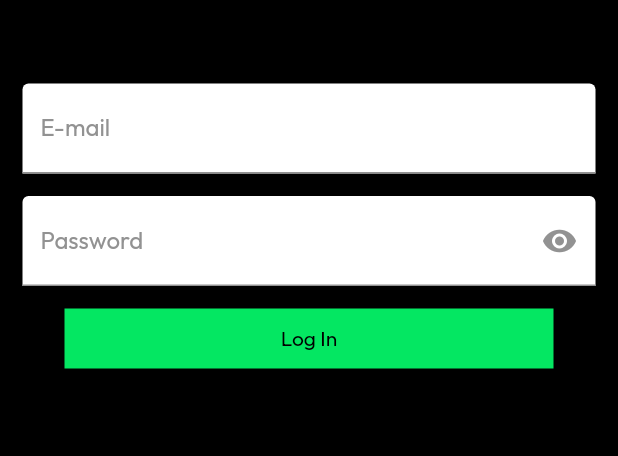
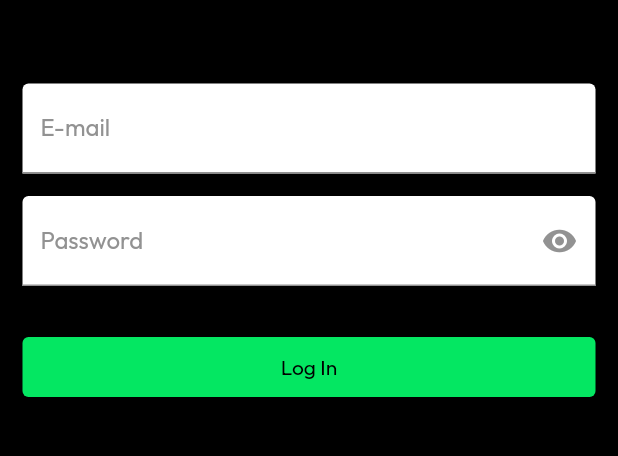
Before and after one commit to buggy1887/test_app, a Flutter app: the screen it shows after launch, on a phone screen of 412 x 824 dp, the part 509-965 px from its top. Run offline on Flutter 3.47's test engine with Material 2 defaults, Android fonts, the phone set to English and light mode, and no system bars.

```diff
--- a/flutter_application_1/lib/main.dart
+++ b/flutter_application_1/lib/main.dart
@@ -1,5 +1,5 @@
 import 'package:flutter/material.dart';
-import './pages/HomePage.dart';
+import 'pages/auth_page.dart';
 import 'constants/global_variables.dart';
 
 void main() {
@@ -44,106 +44,3 @@ class MyApp extends StatelessWidget {
     );
   }
 }
-
-class LoginDemo extends StatefulWidget {
-  const LoginDemo({super.key});
-
-  @override
-  // ignore: library_private_types_in_public_api
-  _LoginDemoState createState() => _LoginDemoState();
-}
-
-class _LoginDemoState extends State<LoginDemo> {
-  bool _isObscure = true;
-
-  @override
-  Widget build(BuildContext context) {
-    return Scaffold(
-      body: SingleChildScrollView(
-        child: Column(
-          children: <Widget>[
-            Padding(
-              padding: const EdgeInsets.only(top: 273.0, bottom: 56),
-              child: Center(
-                child: SizedBox(
-                    width: 323.35,
-                    height: 66,
-                    /*decoration: BoxDecoration(
-                        color: Colors.red,
-                        borderRadius: BorderRadius.circular(50.0)),*/
-                    child: Image.asset('assets/images/flutter-logo.png')),
-              ),
-            ),
-            const Padding(
-              //padding: const EdgeInsets.only(left:15.0,right: 15.0,top:0,bottom: 0),
-              padding: EdgeInsets.symmetric(horizontal: 15),
-              child: TextField(
-                style: TextStyle(
-                  color: Colors.black,
-                ),
-                decoration: InputDecoration(
-                  border: OutlineInputBorder(),
-                  labelText: 'E-mail',
-                  hintText: 'E-mail',
-                ),
-              ),
-            ),
-            Padding(
-              padding: const EdgeInsets.only(
-                  left: 15.0, right: 15.0, top: 15, bottom: 15),
-              //padding: EdgeInsets.symmetric(horizontal: 15),
-              child: TextField(
-                // ignore: prefer_const_constructors
-                style: TextStyle(
-                  color: Colors.black,
-                ),
-                obscureText: _isObscure,
-                decoration: InputDecoration(
-                  labelText: 'Password',
-                  border: const UnderlineInputBorder(),
-                  hintText: 'Password',
-                  suffixIcon: IconButton(
-                    color: GlobalVariables.greyColor,
-                    icon: Icon(
-                        _isObscure ? Icons.visibility : Icons.visibility_off),
-                    onPressed: (() {
-                      setState(
-                        () {
-                          _isObscure = !_isObscure;
-                        },
-                      );
-                    }),
-                  ),
-                ),
-              ),
-            ),
-            Container(
-              height: 40,
-              width: 326,
-              decoration: const BoxDecoration(
-                color: GlobalVariables.primaryColor,
-              ),
-              child: TextButton(
-                onPressed: () {
-                  Navigator.push(
-                      context,
-                      MaterialPageRoute(
-                          builder: (_) => const HomePage(
-                                title: 'MyHomePage',
-                              )));
-                },
-                child: const Text(
-                  'Log In',
-                  style: TextStyle(color: Colors.black, fontSize: 14),
-                ),
-              ),
-            ),
-            const SizedBox(
-              height: 130,
-            ),
-          ],
-        ),
-      ),
-    );
-  }
-}
--- /dev/null
+++ b/flutter_application_1/lib/pages/auth_page.dart
@@ -0,0 +1,151 @@
+import 'package:flutter/material.dart';
+import 'home_page.dart';
+import '../constants/global_variables.dart';
+
+class AuthPage extends StatefulWidget {
+  const AuthPage({Key? key, required this.title}) : super(key: key);
+
+  final String title;
+
+  @override
+  // ignore: library_private_types_in_public_api
+  _AuthPageState createState() => _AuthPageState();
+}
+
+class _AuthPageState extends State<AuthPage> {
+  @override
+  Widget build(BuildContext context) {
+    return MaterialApp(
+      debugShowCheckedModeBanner: false,
+      theme: ThemeData(
+        inputDecorationTheme: const InputDecorationTheme(
+          filled: true,
+          fillColor: Colors.white,
+          enabledBorder: UnderlineInputBorder(
+            borderSide: BorderSide(
+              color: GlobalVariables.greyColor,
+            ),
+          ),
+          focusedBorder: UnderlineInputBorder(
+            borderSide: BorderSide(
+              color: GlobalVariables.primaryColor,
+            ),
+          ),
+          labelStyle: TextStyle(
+            color: GlobalVariables.greyColor,
+          ),
+        ),
+        scaffoldBackgroundColor: Colors.black,
+        colorScheme: const ColorScheme.dark(
+          primary: GlobalVariables.primaryColor,
+        ),
+        fontFamily: 'Outfit',
+        iconTheme: const IconThemeData(
+          color: GlobalVariables.greyColor,
+        ),
+      ),
+      home: LoginDemo(),
+    );
+  }
+}
+
+class LoginDemo extends StatefulWidget {
+  const LoginDemo({super.key});
+
+  @override
+  // ignore: library_private_types_in_public_api
+  _LoginDemoState createState() => _LoginDemoState();
+}
+
+class _LoginDemoState extends State<LoginDemo> {
+  bool _isObscure = true;
+
+  @override
+  Widget build(BuildContext context) {
+    return Scaffold(
+      body: SingleChildScrollView(
+        child: Column(
+          children: <Widget>[
+            Padding(
+              padding: const EdgeInsets.only(top: 273.0, bottom: 56),
+              child: Center(
+                child: SizedBox(
+                    width: 323.35,
+                    height: 66,
+                    child: Image.asset('assets/images/flutter-logo.png')),
+              ),
+            ),
+            const Padding(
+              padding: EdgeInsets.symmetric(horizontal: 15),
+              child: TextField(
+                style: TextStyle(
+                  color: Colors.black,
+                ),
+                keyboardType: TextInputType.emailAddress,
+                decoration: InputDecoration(
+                  border: OutlineInputBorder(),
+                  labelText: 'E-mail',
+                  hintText: 'E-mail',
+                ),
+              ),
+            ),
+            Padding(
+              padding: const EdgeInsets.only(
+                  left: 15.0, right: 15.0, top: 15, bottom: 15),
+              child: TextField(
+                // ignore: prefer_const_constructors
+                style: TextStyle(
+                  color: Colors.black,
+                ),
+                obscureText: _isObscure,
+                decoration: InputDecoration(
+                  labelText: 'Password',
+                  border: const UnderlineInputBorder(),
+                  hintText: 'Password',
+                  suffixIcon: IconButton(
+                    color: GlobalVariables.greyColor,
+                    icon: Icon(
+                        _isObscure ? Icons.visibility : Icons.visibility_off),
+                    onPressed: (() {
+                      setState(
+                        () {
+                          _isObscure = !_isObscure;
+                        },
+                      );
+                    }),
+                  ),
+                ),
+              ),
+            ),
+            Padding(
+              padding: const EdgeInsets.all(15.0),
+              child: TextButton(
+                style: TextButton.styleFrom(
+                  backgroundColor: GlobalVariables.primaryColor,
+                  minimumSize: const Size.fromHeight(40),
+                ),
+                onPressed: () {
+                  Navigator.push(
+                    context,
+                    MaterialPageRoute(
+                      builder: (_) => const HomePage(
+                        title: 'MyHomePage',
+                      ),
+                    ),
+                  );
+                },
+                child: const Text(
+                  'Log In',
+                  style: TextStyle(color: Colors.black, fontSize: 14),
+                ),
+              ),
+            ),
+            const SizedBox(
+              height: 130,
+            ),
+          ],
+        ),
+      ),
+    );
+  }
+}
```
Also changed, not shown: flutter_application_1/lib/pages/home_page.dart (renamed from flutter_application_1/lib/pages/HomePage.dart).
